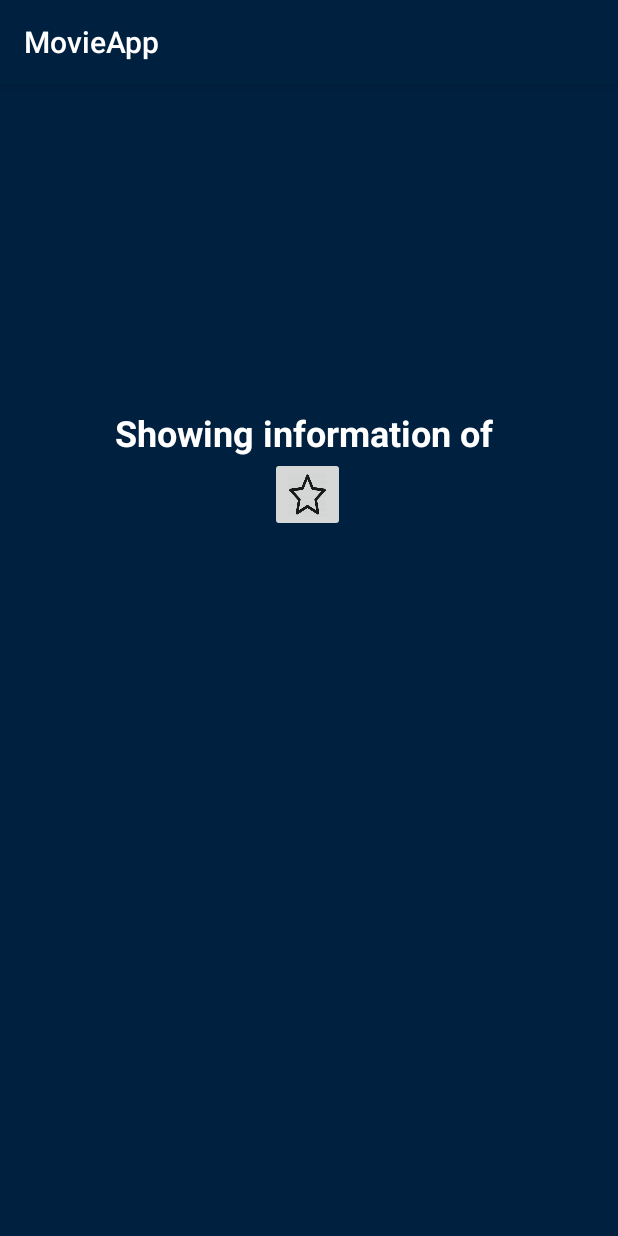
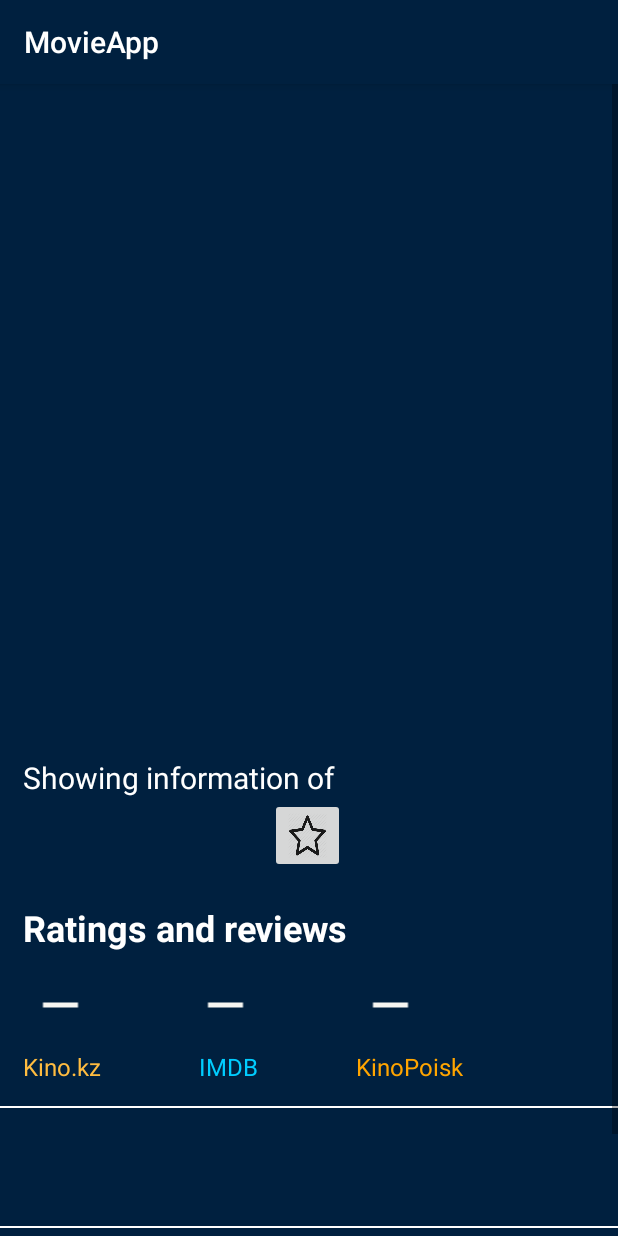
Before and after one commit to KaibuldinaLaura/MovieApp, an Android app: the DetailsActivity screen opened directly, with no data from a screen before it, on a phone screen of 412 x 824 dp. Run offline under Robolectric (Android 15) with nearby library versions, the phone set to English and light mode, and no system bars; pictures from the network do not load.

Commit message:
design improvements

```diff
--- a/app/src/main/java/com/example/movieapp/ui/DetailsActivity.kt
+++ b/app/src/main/java/com/example/movieapp/ui/DetailsActivity.kt
@@ -23,8 +23,10 @@ import retrofit2.Response
 class DetailsActivity : AppCompatActivity() {
 
     private lateinit var imageView: ImageView
-    private lateinit var textView: TextView
+    private lateinit var textViewTitle: TextView
+    private lateinit var textViewDesc: TextView
     private lateinit var likeBtn: ImageButton
+    private lateinit var textViewRating: TextView
     var sessionId: String ?=null
     private var movie_id:Int?=null
     override fun onCreate(savedInstanceState: Bundle?) {
@@ -34,11 +36,13 @@ class DetailsActivity : AppCompatActivity() {
 
         val movieId = intent.getIntExtra("movieId", 1)
 
-        textView = findViewById(R.id.text_view)
+        textViewTitle = findViewById(R.id.text_view_title)
+        textViewDesc = findViewById(R.id.text_view_description)
         imageView = findViewById(R.id.image_view)
         likeBtn = findViewById(R.id.imageButton)
+        textViewRating = findViewById(R.id.rating)
 
-        textView.text = "Showing information of "
+        textViewDesc.text = "Showing information of "
         val pref = getSharedPreferences("prefID",Context.MODE_PRIVATE)
         sessionId = pref.getString("sessionID", "empty")
 
@@ -61,7 +65,9 @@ class DetailsActivity : AppCompatActivity() {
                         val responseBody = response.body()
                         Log.d("Check", responseBody?.title ?: "google")
                         if (responseBody != null) {
-                            textView.text = responseBody.overview
+                            textViewTitle.text = responseBody.title
+                            textViewDesc.text = responseBody.overview
+                            textViewRating.text = "Your rating - " + responseBody.rating + "/10"
                             movie_id=response.body()?.id
                             Glide.with(applicationContext)
                                 .load("https://image.tmdb.org/t/p/w342${response.body()!!.posterPath}")
--- /dev/null
+++ b/app/src/main/res/drawable/ic_remove_black_24dp.xml
@@ -0,0 +1,5 @@
+<vector android:height="30dp" android:tint="#F6F6F2"
+    android:viewportHeight="24.0" android:viewportWidth="24.0"
+    android:width="30dp" xmlns:android="http://schemas.android.com/apk/res/android">
+    <path android:fillColor="#FF000000" android:pathData="M19,13H5v-2h14v2z"/>
+</vector>
--- a/app/src/main/res/layout/activity_details.xml
+++ b/app/src/main/res/layout/activity_details.xml
@@ -1,4 +1,8 @@
 <?xml version="1.0" encoding="utf-8"?>
+<ScrollView
+    xmlns:android="http://schemas.android.com/apk/res/android"
+    android:layout_width="fill_parent"
+    android:layout_height="fill_parent">
     <RelativeLayout xmlns:android="http://schemas.android.com/apk/res/android"
         xmlns:tools="http://schemas.android.com/tools"
         android:layout_width="match_parent"
@@ -9,30 +13,146 @@
 
         <ImageView
             android:id="@+id/image_view"
-        android:layout_width="150dp"
-        android:layout_height="150dp"
+            android:layout_width="match_parent"
+            android:layout_height="350dp"
             android:layout_centerHorizontal="true"
-        android:layout_marginTop="50dp"
             android:layout_marginBottom="16dp" />
 
         <TextView
-        android:id="@+id/text_view"
+            android:id="@+id/text_view_title"
             android:layout_width="wrap_content"
             android:layout_height="wrap_content"
+            android:layout_marginLeft="15dp"
             android:layout_below="@id/image_view"
-        android:layout_centerHorizontal="true"
+            android:layout_centerHorizontal="false"
             android:textColor="@android:color/white"
             android:textSize="24sp"
             android:textStyle="bold" />
-
+        <TextView
+            android:id="@+id/text_view_description"
+            android:layout_width="wrap_content"
+            android:layout_marginLeft="15dp"
+            android:layout_height="wrap_content"
+            android:layout_below="@id/text_view_title"
+            android:layout_centerHorizontal="false"
+            android:textColor="@android:color/white"
+            android:layout_marginTop="50dp"
+            android:textSize="20sp" />
 
         <ImageButton
             android:id="@+id/imageButton"
             android:layout_width="50dp"
-        android:layout_below="@id/text_view"
+            android:layout_below="@id/text_view_description"
             android:layout_height="50dp"
             android:layout_marginStart="180dp"
             android:layout_marginLeft="100dp"
             android:scaleType="fitXY"
             app:srcCompat="@drawable/fav_icon" />
+        <TextView
+            android:id="@+id/text_view_rating"
+            android:layout_marginTop="20dp"
+            android:layout_height="wrap_content"
+            android:layout_width="match_parent"
+            android:text="Ratings and reviews"
+            android:textColor="@android:color/white"
+            android:textSize="24dp"
+            android:layout_marginLeft="15dp"
+            android:textStyle="bold"
+            android:layout_below="@id/imageButton">
+        </TextView>
+        <LinearLayout
+            android:id="@+id/minus"
+            android:layout_width="match_parent"
+            android:layout_height="wrap_content"
+            android:orientation="horizontal"
+            android:layout_marginTop="15dp"
+            android:layout_below="@id/text_view_rating">
+            <ImageView
+                android:layout_height="40dp"
+                android:layout_width="50dp"
+                android:layout_marginLeft="15dp"
+                android:src="@drawable/ic_remove_black_24dp"/>
+            />
+            <ImageView
+                android:layout_height="40dp"
+                android:layout_width="50dp"
+                android:layout_marginLeft="60dp"
+                android:src="@drawable/ic_remove_black_24dp"/>
+            />
+            <ImageView
+                android:layout_height="40dp"
+                android:layout_width="50dp"
+                android:layout_marginLeft="60dp"
+                android:src="@drawable/ic_remove_black_24dp"/>
+            />
+        </LinearLayout>
+        <LinearLayout
+            android:id="@+id/sites"
+            android:layout_width="match_parent"
+            android:layout_height="wrap_content"
+            android:orientation="horizontal"
+            android:layout_marginTop="10dp"
+            android:layout_below="@id/minus">
+            <TextView
+                android:layout_width="wrap_content"
+                android:layout_height="wrap_content"
+                android:text="Kino.kz"
+                android:textSize="16dp"
+                android:textColor="#ffbc40"
+                android:layout_marginLeft="15dp"/>
+            <TextView
+                android:layout_width="wrap_content"
+                android:layout_height="wrap_content"
+                android:text="IMDB"
+                android:textSize="16dp"
+                android:textColor="#00cdff"
+                android:layout_marginLeft="65dp"/>
+            <TextView
+                android:layout_width="wrap_content"
+                android:layout_height="wrap_content"
+                android:text="KinoPoisk"
+                android:textSize="16dp"
+                android:textColor="#ffa500"
+                android:layout_marginLeft="65dp"/>
+        </LinearLayout>
+        <View
+            android:id="@+id/view1"
+            android:layout_below="@id/sites"
+            android:layout_width="fill_parent"
+            android:layout_height="1dp"
+            android:layout_marginTop="15dp"
+            android:background="#FFF" />
+        <TextView
+            android:id="@+id/rating"
+            android:layout_below="@id/view1"
+            android:layout_width="match_parent"
+            android:layout_height="wrap_content"
+            android:layout_marginTop="30dp"
+            android:textColor="#fff"
+            android:textSize="21dp"
+            android:textStyle="bold"
+            android:textAllCaps="false"
+            android:textAlignment="center"
+            android:gravity="center_horizontal" />
+        <View
+            android:id="@+id/view2"
+            android:layout_below="@id/rating"
+            android:layout_width="fill_parent"
+            android:layout_height="1dp"
+            android:layout_marginTop="20dp"
+            android:background="#FFF" />
+        <Button
+            android:layout_width="340dp"
+            android:layout_height="50dp"
+            android:layout_below="@id/view2"
+            android:layout_marginLeft="38dp"
+            android:layout_marginTop="30dp"
+            android:text="Notify about movie release"
+            android:textAllCaps="false"
+            android:textSize="18dp"
+            android:textStyle="bold"
+            android:textColor="@android:color/white"
+            android:background="@drawable/button"/>
+
     </RelativeLayout>
+</ScrollView>
```
Lines whose indentation alone changed are shown as unchanged.
